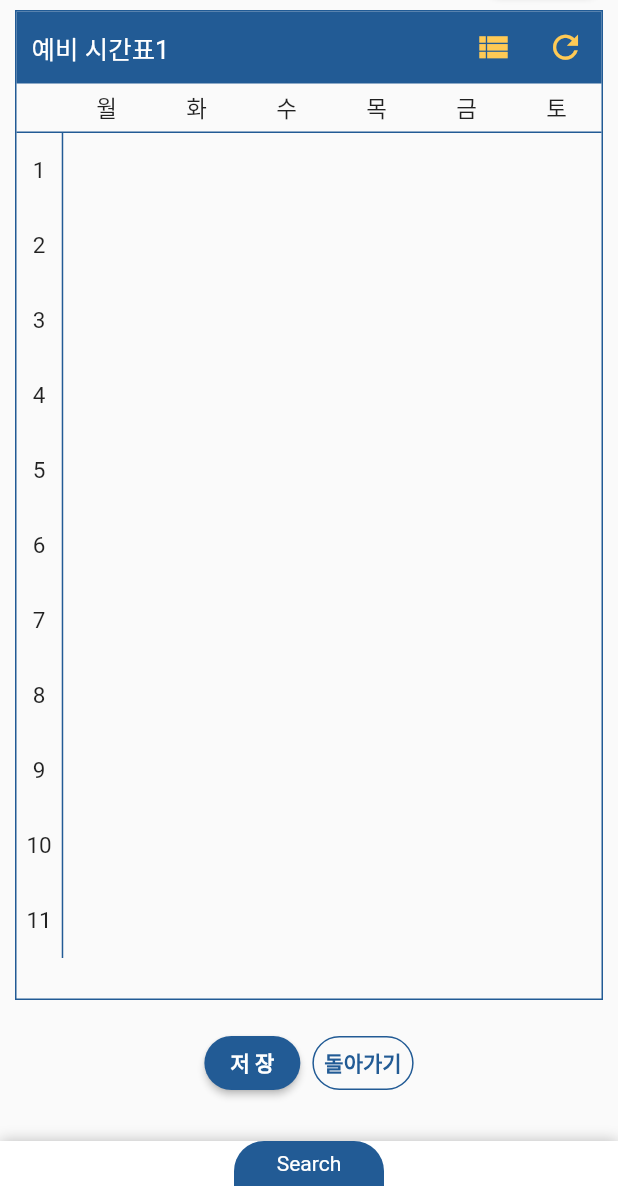
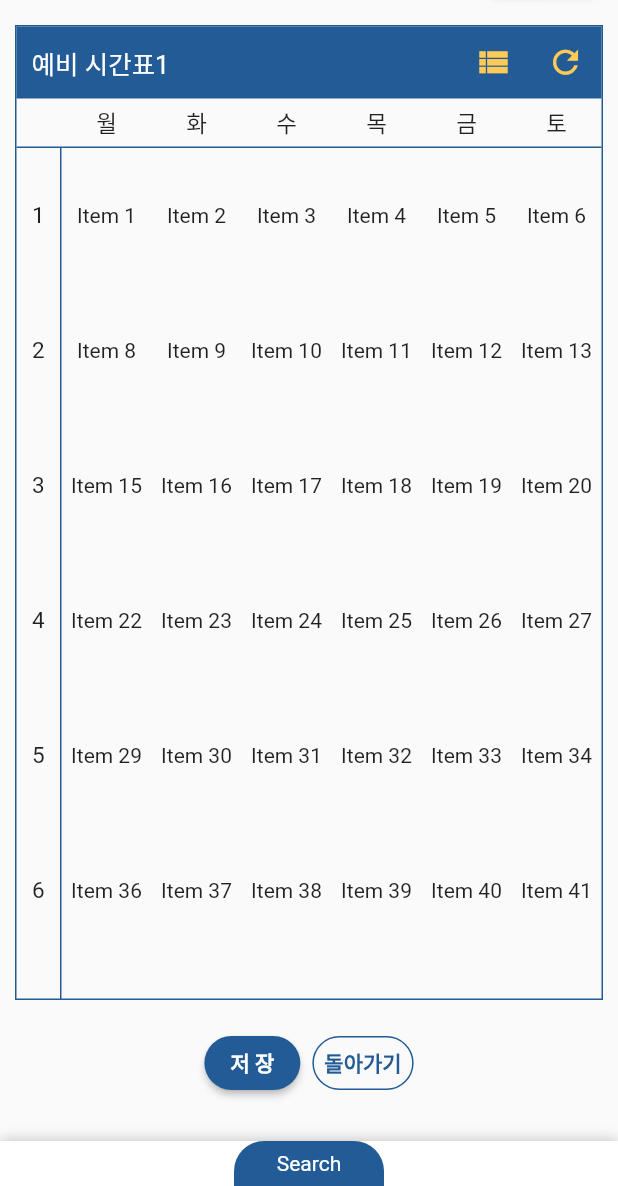
Before and after one commit to dailyco/histime-mobile, a Flutter app: the CreatePage screen opened directly, on a phone screen of 412 x 824 dp, the part 50-1236 px from its top. Run offline on Flutter 3.47's test engine with Material 2 defaults, Android fonts, the phone set to English and light mode, and no system bars; drawn by our look-alikes of sliding_up_panel; our stand-ins replace cloud_firestore, firebase_auth, flutter_signin_button, google_sign_in; missing offline and left inert: firebase_ml_vision, random_color; accounts and stored records are empty.

Commit message:
complete table

```diff
--- a/lib/create.dart
+++ b/lib/create.dart
@@ -85,55 +85,11 @@ class CreatePageState extends State<CreatePage> {
             children: <Widget>[
               _tableTitle(),
               _tableDay(),
-              _tableBody(),
+              Expanded(child: tableBody(),),
             ],
           ),
         ),
       ),
-    );
-  }
-
-  Widget _tableBody() {
-    return Container(
-      child: Row(
-        children: <Widget>[
-          _tableTime(),
-//        tablebody(),
-        ],
-      ),
-    );
-  }
-
-  Widget _tableTime() {
-    return Container(
-      decoration: BoxDecoration(
-        border: Border(right: BorderSide(color: Color(0xFF225B95)),),
-      ),
-      child: Column(
-        children: <Widget>[
-          _time("1"),
-          _time("2"),
-          _time("3"),
-          _time("4"),
-          _time("5"),
-          _time("6"),
-          _time("7"),
-          _time("8"),
-          _time("9"),
-          _time("10"),
-          _time("11"),
-        ],
-      ),
-    );
-  }
-
-  Widget _time(String time) {
-    return SizedBox(
-      width: _oneTimeWidth / 2,
-      height: _oneTimeHeight,
-      child: Center(
-        child: Text(time, style: TextStyle(fontSize: 15,),),
-      )
     );
   }
 
@@ -260,7 +216,12 @@ class CreatePageState extends State<CreatePage> {
         ),
       ],
     );
-    return _top;
+    return Column(
+      children: <Widget>[
+        _top,
+        SizedBox(height: 10,),
+      ],
+    );
   }
 
   Widget _buttonbody() {
--- a/lib/home.dart
+++ b/lib/home.dart
@@ -140,7 +140,6 @@ class _HomePageState extends State<HomePage> {
       final _homebody = Container(
         padding: EdgeInsets.fromLTRB(10, 30, 10, 0),
         child: ListView(
-          scrollDirection: Axis.vertical,
           shrinkWrap: true,
           addAutomaticKeepAlives: false,
           children: _names.map((name) {
--- a/lib/main.dart
+++ b/lib/main.dart
@@ -1,9 +1,14 @@
 import 'package:flutter/material.dart';
 import 'package:mad_histime/home.dart';
+import 'package:flutter/rendering.dart' show debugPaintSizeEnabled;
 
 import 'login.dart';
 
-void main() => runApp(MyApp());
+void main(){
+  debugPaintSizeEnabled = false;
+  runApp(MyApp());
+
+}
 
 class MyApp extends StatelessWidget {
   // This widget is the root of your application.
--- a/lib/table.dart
+++ b/lib/table.dart
@@ -1,33 +1,28 @@
 import 'package:flutter/material.dart';
 
-Widget tablebody() {
-  return Expanded(
-    child: Row(
-//      crossAxisAlignment: CrossAxisAlignment.stretch,
-      children: List.generate(6, (d) => _buildColumn(d)).toList(),
-    ),
-  );
+import 'package:random_color/random_color.dart';
+import 'package:flutter_staggered_grid_view/flutter_staggered_grid_view.dart';
 
-//  return Expanded(
-//    child: ListView(
-//      scrollDirection: Axis.vertical,
-//      shrinkWrap: true,
-//      children: <Widget>[
-//
-//      ],
-//    ),
-//  );
-}
-
-Widget _buildColumn(int d) {
-  return Positioned(
-//    left: 0.0,
-//    top: d * 25.0,
-//    right: 0.0,
-//    height: 50.0 * (d + 1),
-//    child: Container(
-//      margin: EdgeInsets.symmetric(horizontal: 2.0),
-//      color: Colors.orange[100 + d * 100],
-//    ),
+Widget tableBody() {
+  return StaggeredGridView.countBuilder(
+    shrinkWrap: true,
+    crossAxisCount: 13,
+    itemCount: 77,
+    itemBuilder: (BuildContext context, int index) {
+      return (index % 7) == 0
+          ? Container(
+              decoration: BoxDecoration(
+                border: Border(right: BorderSide(color: Color(0xFF225B95)), /*bottom: BorderSide(color: Color(0xFF225B95)),*/),
+              ),
+              child: Center(child: Text(((index / 7) + 1).toInt().toString(), style: TextStyle(fontSize: 15,),),
+              ),
+            )
+          : Container(
+              color: RandomColor().randomColor(colorHue: ColorHue.orange),
+              child: Center(child: Text('Item $index'),),
+            );
+    },
+    staggeredTileBuilder: (int index) =>
+        StaggeredTile.count((index % 7) == 0? 1 : 2, 3),
   );
 }
--- a/pubspec.yaml
+++ b/pubspec.yaml
@@ -20,6 +20,12 @@ dependencies:
   # for ML kit
   firebase_ml_vision: ^0.9.3+3
 
+  # for dynamic grid
+  flutter_staggered_grid_view: ^0.3.0
+
+  # for random color (https://pub.dev/packages/random_color)
+  random_color: ^1.0.3
+
 dev_dependencies:
   flutter_test:
     sdk: flutter
```
